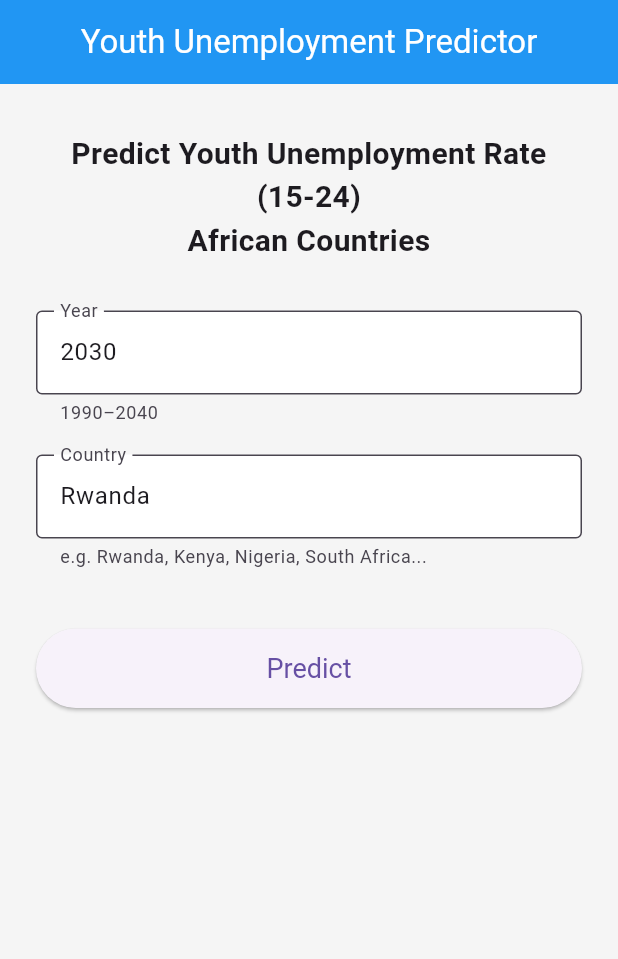
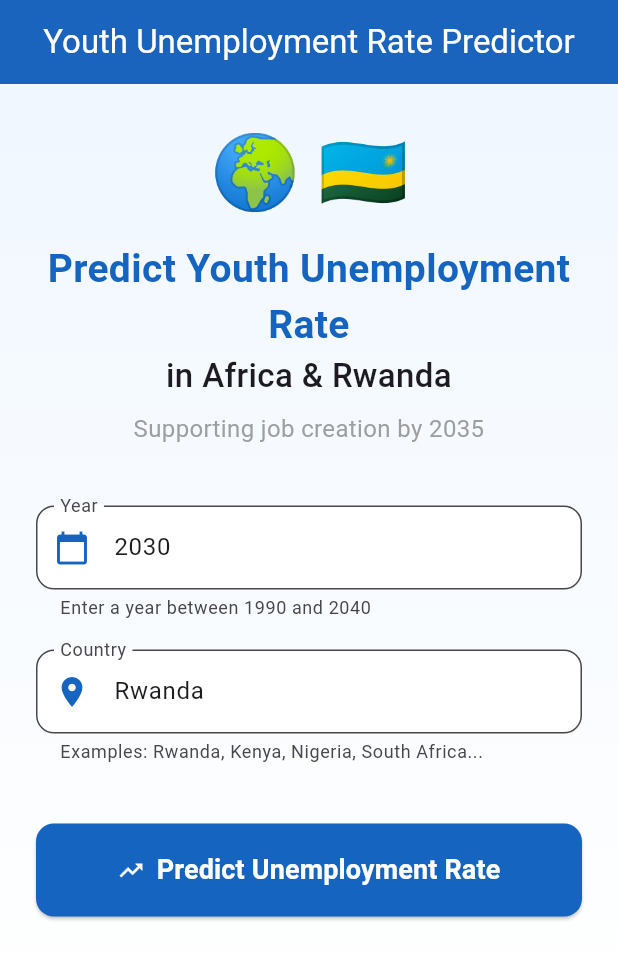
Before and after one commit to francis-collab/linear_regression_model, a Flutter app: the screen it shows after launch, on a phone screen of 412 x 824 dp. Shown: the top 959 px of the screen. Run offline on Flutter 3.47's test engine with Material 3 defaults, Android fonts, the phone set to English and light mode, and no system bars.

Commit message:
Update lib/prediction_screen.dart to be a visually appealling page and add case insensitivity to the country field entries

```diff
--- a/summative/youth_unemployment_rate_prediction_app/lib/prediction_screen.dart
+++ b/summative/youth_unemployment_rate_prediction_app/lib/prediction_screen.dart
@@ -18,12 +18,24 @@ class _PredictionScreenState extends State<PredictionScreen> {
   String? _errorMessage;
   bool _isLoading = false;
 
-  // ─── CHANGE THIS TO YOUR REAL RENDER URL ─────────────────────────────
-  static const String apiBase = 'https://your-service-name.onrender.com';
+  static const String apiBase = 'https://linear-regression-model-fg0z.onrender.com';
   static const String predictEndpoint = '$apiBase/predict';
+
+  // Helper function to convert to Title Case (e.g. "rwanda" → "Rwanda")
+  String _toTitleCase(String text) {
+    if (text.isEmpty) return text;
+    return text
+        .toLowerCase()
+        .split(' ')
+        .map((word) => word.isNotEmpty ? word[0].toUpperCase() + word.substring(1) : '')
+        .join(' ');
+  }
 
   Future<void> _makePrediction() async {
     if (!_formKey.currentState!.validate()) return;
+
+    // Normalize country name to Title Case before sending
+    final normalizedCountry = _toTitleCase(_countryController.text.trim());
 
     setState(() {
       _isLoading = true;
@@ -37,19 +49,19 @@ class _PredictionScreenState extends State<PredictionScreen> {
         headers: {'Content-Type': 'application/json'},
         body: jsonEncode({
           'Year': double.parse(_yearController.text.trim()),
-          'Country': _countryController.text.trim(),
+          'Country': normalizedCountry,
         }),
       );
 
       if (response.statusCode == 200) {
         final data = jsonDecode(response.body);
         setState(() {
-          _result = '${data['predicted_rate']}% (for ${data['country']} in ${data['year']})';
+          _result = '${data['predicted_rate']}%';
         });
       } else {
         final errBody = jsonDecode(response.body);
         setState(() {
-          _errorMessage = errBody['detail'] ?? 'Server error (${response.statusCode})';
+          _errorMessage = errBody['detail'] ?? 'Server error';
         });
       }
     } catch (e) {
@@ -72,41 +84,71 @@ class _PredictionScreenState extends State<PredictionScreen> {
   Widget build(BuildContext context) {
     return Scaffold(
       appBar: AppBar(
-        title: const Text('Youth Unemployment Predictor'),
+        title: const Text('Youth Unemployment Rate Predictor'),
         centerTitle: true,
+        backgroundColor: const Color(0xFF1565C0),
+        foregroundColor: Colors.white,
+        elevation: 2,
       ),
-      body: SafeArea(
+      body: Container(
+        decoration: const BoxDecoration(
+          gradient: LinearGradient(
+            begin: Alignment.topCenter,
+            end: Alignment.bottomCenter,
+            colors: [Color(0xFFF0F7FF), Colors.white],
+          ),
+        ),
+        child: SafeArea(
           child: SingleChildScrollView(
-          padding: const EdgeInsets.symmetric(horizontal: 24.0, vertical: 16.0),
+            padding: const EdgeInsets.all(24.0),
             child: Form(
               key: _formKey,
               child: Column(
                 crossAxisAlignment: CrossAxisAlignment.stretch,
                 children: [
-                const SizedBox(height: 16),
+                  Row(
+                    mainAxisAlignment: MainAxisAlignment.center,
+                    children: const [
+                      Text('🌍', style: TextStyle(fontSize: 48)),
+                      SizedBox(width: 12),
+                      Text('🇷🇼', style: TextStyle(fontSize: 48)),
+                    ],
+                  ),
+                  const SizedBox(height: 12),
+
                   const Text(
-                  'Predict Youth Unemployment Rate (15-24)\nAfrican Countries',
-                  style: TextStyle(fontSize: 20, fontWeight: FontWeight.w600),
+                    'Predict Youth Unemployment Rate',
+                    style: TextStyle(fontSize: 26, fontWeight: FontWeight.bold, color: Color(0xFF1565C0)),
                     textAlign: TextAlign.center,
                   ),
-                const SizedBox(height: 32),
+                  const Text(
+                    'in Africa & Rwanda',
+                    style: TextStyle(fontSize: 22, fontWeight: FontWeight.w500),
+                    textAlign: TextAlign.center,
+                  ),
+                  const SizedBox(height: 8),
+                  const Text(
+                    'Supporting job creation by 2035',
+                    style: TextStyle(fontSize: 16, color: Colors.grey),
+                    textAlign: TextAlign.center,
+                  ),
+                  const SizedBox(height: 40),
 
                   TextFormField(
                     controller: _yearController,
                     decoration: InputDecoration(
                       labelText: 'Year',
-                    border: const OutlineInputBorder(),
-                    helperText: '1990–2040',
+                      prefixIcon: const Icon(Icons.calendar_today, color: Color(0xFF1565C0)),
+                      border: OutlineInputBorder(borderRadius: BorderRadius.circular(12)),
                       filled: true,
                       fillColor: Colors.white,
+                      helperText: 'Enter a year between 1990 and 2040',
                     ),
                     keyboardType: TextInputType.number,
                     validator: (value) {
                       if (value == null || value.isEmpty) return 'Required';
                       final y = double.tryParse(value);
-                    if (y == null || y < 1990 || y > 2040) {
-                      return 'Year must be 1990–2040';
-                    }
+                      if (y == null || y < 1990 || y > 2040) return 'Year must be 1990–2040';
                       return null;
                     },
                   ),
@@ -116,10 +158,11 @@ class _PredictionScreenState extends State<PredictionScreen> {
                     controller: _countryController,
                     decoration: InputDecoration(
                       labelText: 'Country',
-                    border: const OutlineInputBorder(),
-                    helperText: 'e.g. Rwanda, Kenya, Nigeria, South Africa...',
+                      prefixIcon: const Icon(Icons.location_on, color: Color(0xFF1565C0)),
+                      border: OutlineInputBorder(borderRadius: BorderRadius.circular(12)),
                       filled: true,
                       fillColor: Colors.white,
+                      helperText: 'Examples: Rwanda, Kenya, Nigeria, South Africa...',
                     ),
                     validator: (value) {
                       if (value == null || value.trim().isEmpty) return 'Required';
@@ -128,53 +171,75 @@ class _PredictionScreenState extends State<PredictionScreen> {
                   ),
                   const SizedBox(height: 40),
 
-                ElevatedButton(
+                  ElevatedButton.icon(
                     onPressed: _isLoading ? null : _makePrediction,
+                    icon: _isLoading
+                        ? const SizedBox(
+                            height: 22,
+                            width: 22,
+                            child: CircularProgressIndicator(color: Colors.white, strokeWidth: 3),
+                          )
+                        : const Icon(Icons.trending_up),
+                    label: Text(
+                      _isLoading ? 'Predicting...' : 'Predict Unemployment Rate',
+                      style: const TextStyle(fontSize: 18, fontWeight: FontWeight.w600),
+                    ),
                     style: ElevatedButton.styleFrom(
-                    padding: const EdgeInsets.symmetric(vertical: 16),
-                    textStyle: const TextStyle(fontSize: 18),
+                      backgroundColor: const Color(0xFF1565C0),
+                      foregroundColor: Colors.white,
+                      padding: const EdgeInsets.symmetric(vertical: 18),
+                      shape: RoundedRectangleBorder(borderRadius: BorderRadius.circular(12)),
                     ),
-                  child: _isLoading
-                      ? const SizedBox(
-                          height: 20,
-                          width: 20,
-                          child: CircularProgressIndicator(strokeWidth: 2.5),
-                        )
-                      : const Text('Predict'),
                   ),
-                const SizedBox(height: 32),
+                  const SizedBox(height: 40),
 
                   if (_result != null)
-                  Container(
-                    padding: const EdgeInsets.all(16),
-                    decoration: BoxDecoration(
-                      color: Colors.green[50],
-                      borderRadius: BorderRadius.circular(12),
-                      border: Border.all(color: Colors.green[300]!),
+                    Card(
+                      elevation: 6,
+                      shape: RoundedRectangleBorder(borderRadius: BorderRadius.circular(16)),
+                      color: const Color(0xFFE8F5E9),
+                      child: Padding(
+                        padding: const EdgeInsets.all(28.0),
+                        child: Column(
+                          children: [
+                            const Icon(Icons.check_circle, color: Color(0xFF2E7D32), size: 60),
+                            const SizedBox(height: 16),
+                            const Text(
+                              'Predicted Rate',
+                              style: TextStyle(fontSize: 18, color: Color(0xFF2E7D32)),
                             ),
-                    child: Text(
-                      'Predicted Rate:\n$_result',
+                            Text(
+                              _result!,
                               style: const TextStyle(
-                        fontSize: 18,
-                        fontWeight: FontWeight.w600,
-                        color: Colors.green[900],
+                                fontSize: 42,
+                                fontWeight: FontWeight.bold,
+                                color: Color(0xFF2E7D32),
                               ),
-                      textAlign: TextAlign.center,
+                            ),
+                          ],
+                        ),
                       ),
                     ),
 
                   if (_errorMessage != null)
-                  Container(
-                    padding: const EdgeInsets.all(16),
-                    decoration: BoxDecoration(
-                      color: Colors.red[50],
-                      borderRadius: BorderRadius.circular(12),
-                      border: Border.all(color: Colors.red[300]!),
+                    Card(
+                      elevation: 4,
+                      shape: RoundedRectangleBorder(borderRadius: BorderRadius.circular(12)),
+                      color: const Color(0xFFFFEBEE),
+                      child: Padding(
+                        padding: const EdgeInsets.all(20),
+                        child: Row(
+                          children: [
+                            const Icon(Icons.error_outline, color: Colors.red, size: 30),
+                            const SizedBox(width: 16),
+                            Expanded(
+                              child: Text(
+                                _errorMessage!,
+                                style: const TextStyle(color: Colors.red, fontSize: 16),
                               ),
-                    child: Text(
-                      'Error:\n$_errorMessage',
-                      style: const TextStyle(color: Colors.red[900]),
-                      textAlign: TextAlign.center,
+                            ),
+                          ],
+                        ),
                       ),
                     ),
                 ],
@@ -182,6 +247,7 @@ class _PredictionScreenState extends State<PredictionScreen> {
             ),
           ),
         ),
+      ),
     );
   }
 }
```
Lines whose indentation alone changed are shown as unchanged.
